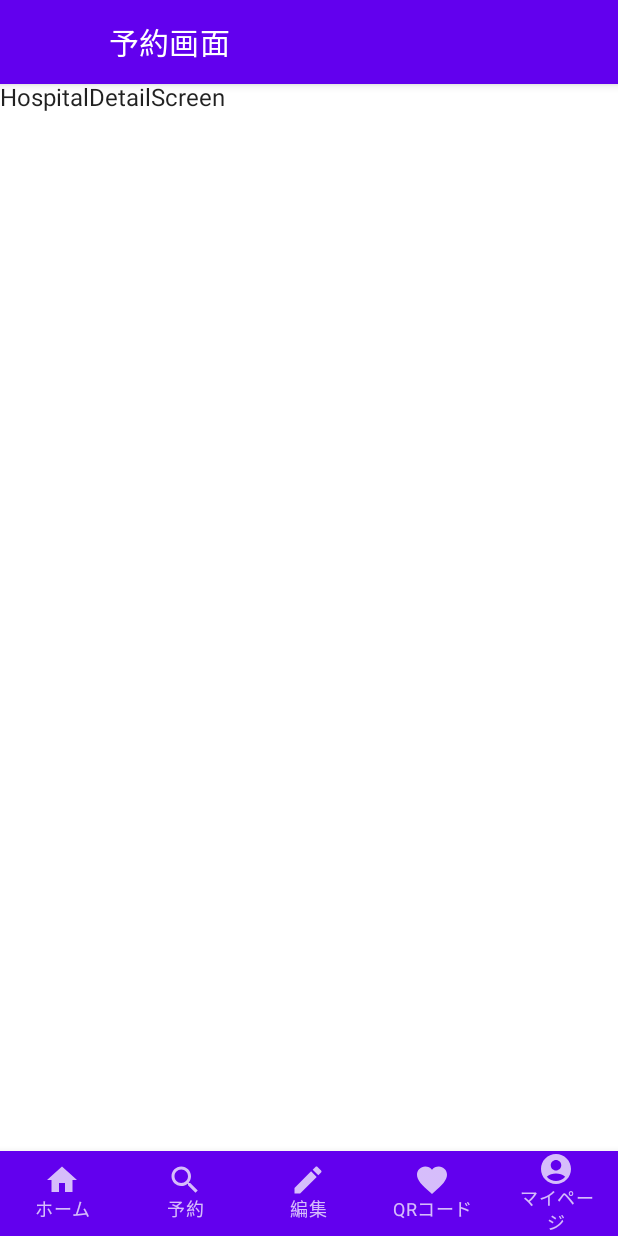
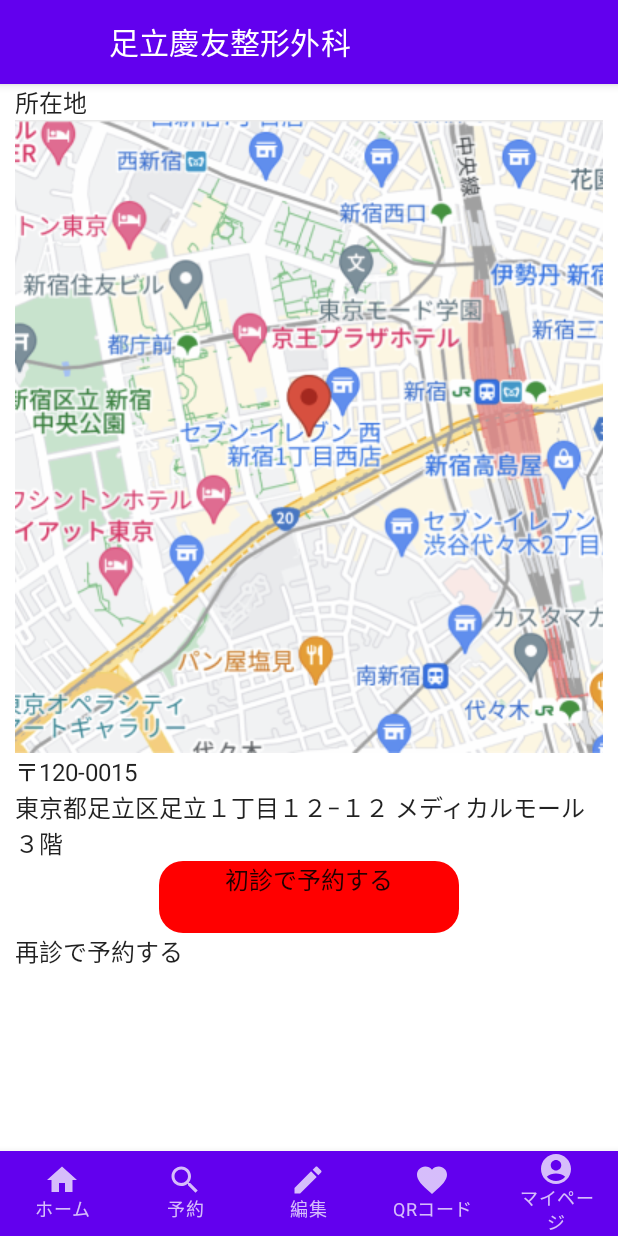
Before and after one commit to rnk0085/medical-hackathon, an Android app built with Jetpack Compose: the HospitalDetailScreen screen opened through its navigation route, on a phone screen of 412 x 824 dp. Run offline under Robolectric (Android 15) with nearby library versions, the phone set to English and light mode, and no system bars.

Commit message:
feat: 画像などを追加

```diff
--- /dev/null
+++ b/app/src/main/java/com/example/medicalhackathon/ui/UtilText.kt
@@ -0,0 +1,6 @@
+package com.example.medicalhackathon.ui
+
+object UtilText {
+    const val hospitalName1 = "足立慶友整形外科"
+    const val hospitalAddress1 = "東京都足立区足立１丁目１２−１２ メディカルモール ３階"
+}
--- a/app/src/main/java/com/example/medicalhackathon/ui/home/HomeScreen.kt
+++ b/app/src/main/java/com/example/medicalhackathon/ui/home/HomeScreen.kt
@@ -1,12 +1,14 @@
 package com.example.medicalhackathon.ui.home
 
+import androidx.compose.foundation.Image
 import androidx.compose.foundation.layout.fillMaxSize
 import androidx.compose.foundation.layout.padding
 import androidx.compose.material.Scaffold
-import androidx.compose.material.Text
 import androidx.compose.runtime.Composable
 import androidx.compose.ui.Modifier
+import androidx.compose.ui.res.painterResource
 import androidx.compose.ui.tooling.preview.Preview
+import com.example.medicalhackathon.R
 import com.example.medicalhackathon.ui.common.HackathonTopAppBar
 import com.example.medicalhackathon.ui.common.HackathonTopAppBarUiState
 import com.example.medicalhackathon.ui.theme.MedicalHackathonTheme
@@ -22,9 +24,13 @@
             )
         }
     ) { innerPaddings ->
-        Text(
-            text = "HomeScreen",
-            modifier = Modifier.fillMaxSize().padding(innerPaddings),
+
+        Image(
+            modifier = Modifier
+                .fillMaxSize()
+                .padding(innerPaddings),
+            painter = painterResource(id = R.drawable.doctor),
+            contentDescription = null,
         )
     }
 }
--- a/app/src/main/java/com/example/medicalhackathon/ui/reservation/hospitalList/HospitalDetailScreen.kt
+++ b/app/src/main/java/com/example/medicalhackathon/ui/reservation/hospitalList/HospitalDetailScreen.kt
@@ -1,12 +1,30 @@
 package com.example.medicalhackathon.ui.reservation.hospitalList
 
+import androidx.compose.foundation.Image
+import androidx.compose.foundation.background
+import androidx.compose.foundation.clickable
+import androidx.compose.foundation.layout.Box
 import androidx.compose.foundation.layout.fillMaxSize
+import androidx.compose.foundation.layout.fillMaxWidth
 import androidx.compose.foundation.layout.padding
+import androidx.compose.foundation.layout.size
+import androidx.compose.foundation.lazy.LazyColumn
+import androidx.compose.foundation.shape.RoundedCornerShape
 import androidx.compose.material.Scaffold
 import androidx.compose.material.Text
 import androidx.compose.runtime.Composable
+import androidx.compose.ui.Alignment
 import androidx.compose.ui.Modifier
+import androidx.compose.ui.draw.clip
+import androidx.compose.ui.graphics.Color
+import androidx.compose.ui.layout.ContentScale
+import androidx.compose.ui.res.painterResource
+import androidx.compose.ui.text.style.TextAlign
 import androidx.compose.ui.tooling.preview.Preview
+import androidx.compose.ui.unit.dp
+import com.example.medicalhackathon.R
+import com.example.medicalhackathon.ui.UtilText.hospitalAddress1
+import com.example.medicalhackathon.ui.UtilText.hospitalName1
 import com.example.medicalhackathon.ui.common.HackathonTopAppBar
 import com.example.medicalhackathon.ui.common.HackathonTopAppBarUiState
 import com.example.medicalhackathon.ui.theme.MedicalHackathonTheme
@@ -19,15 +37,71 @@
         topBar = {
             HackathonTopAppBar(
                 hackathonTopAppBarUiState = HackathonTopAppBarUiState(
-                    title = "予約画面",
+                    title = hospitalName1,
                 )
             )
         }
     ) { innerPaddings ->
-        Text(
-            modifier = Modifier.fillMaxSize().padding(innerPaddings),
-            text = "HospitalDetailScreen",
-        )
+        LazyColumn(
+            modifier = Modifier
+                .fillMaxSize()
+                .padding(innerPaddings)
+                .padding(horizontal = 10.dp),
+        ) {
+            item {
+                Text(
+                    text = "所在地",
+                )
+            }
+
+            item {
+                Image(
+                    painter = painterResource(id = R.drawable.img),
+                    contentDescription = null,
+                    modifier = Modifier.fillMaxWidth(),
+                    contentScale = ContentScale.Crop,
+                )
+            }
+
+            item {
+                Text(
+                    text = "〒120-0015",
+                )
+            }
+
+            item {
+                Text(
+                    text = hospitalAddress1,
+                )
+            }
+
+            item {
+                Box(
+                    modifier = Modifier.fillMaxWidth(),
+                    contentAlignment = Alignment.Center,
+                ) {
+                    Text(
+                        text = "初診で予約する",
+                        modifier = Modifier
+                            .size(height = 48.dp, width = 200.dp)
+                            .clip(
+                                RoundedCornerShape(16.dp)
+                            )
+                            .background(Color.Red)
+                            .clickable(
+                                onClick = { /* TODO */ }
+                            ),
+                        textAlign = TextAlign.Center,
+                    )
+                }
+            }
+
+            item {
+                Text(
+                    text = "再診で予約する"
+                )
+            }
+        }
     }
 }
 
--- a/app/src/main/java/com/example/medicalhackathon/ui/reservation/hospitalList/HospitalListScreen.kt
+++ b/app/src/main/java/com/example/medicalhackathon/ui/reservation/hospitalList/HospitalListScreen.kt
@@ -1,13 +1,12 @@
 package com.example.medicalhackathon.ui.reservation.hospitalList
 
 import androidx.compose.foundation.layout.fillMaxSize
-import androidx.compose.foundation.layout.fillMaxWidth
-import androidx.compose.foundation.layout.padding
 import androidx.compose.foundation.lazy.LazyColumn
 import androidx.compose.runtime.Composable
 import androidx.compose.ui.Modifier
 import androidx.compose.ui.tooling.preview.Preview
-import androidx.compose.ui.unit.dp
+import com.example.medicalhackathon.ui.UtilText.hospitalAddress1
+import com.example.medicalhackathon.ui.UtilText.hospitalName1
 import com.example.medicalhackathon.ui.theme.MedicalHackathonTheme
 
 @Composable
@@ -53,6 +52,3 @@
         )
     }
 }
-
-const val hospitalName1 = "足立慶友整形外科"
-const val hospitalAddress1 = "東京都足立区足立１丁目１２−１２ メディカルモール ３階"
```
Also changed, not shown: app/src/main/res/drawable/doctor.png (added), app/src/main/res/drawable/img.png (added).
